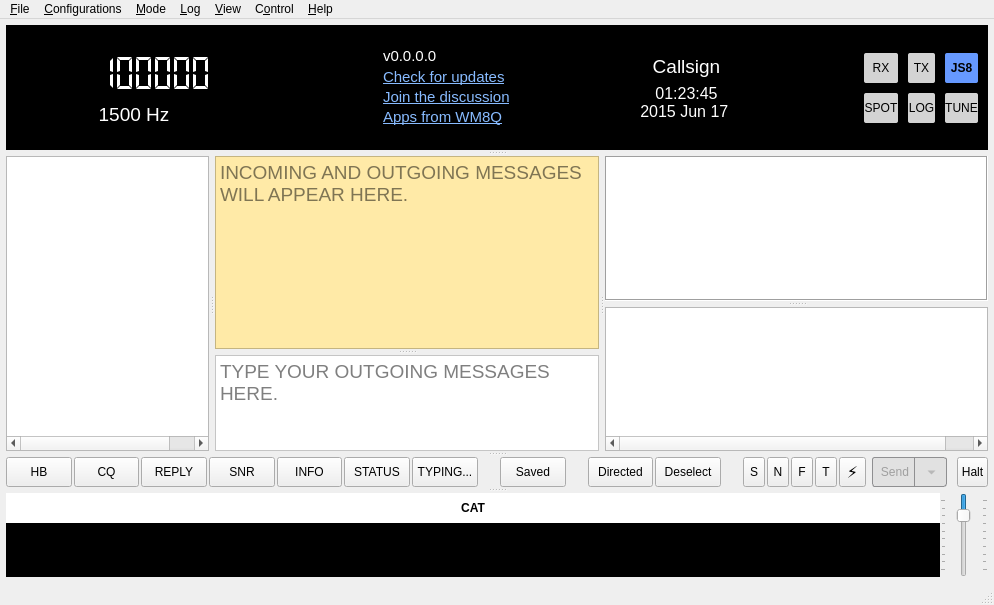
This is JS8_UI/mainwindow.ui in avantol/Subspace-Edition as Qt 5 draws it before an edit. The edited form follows.
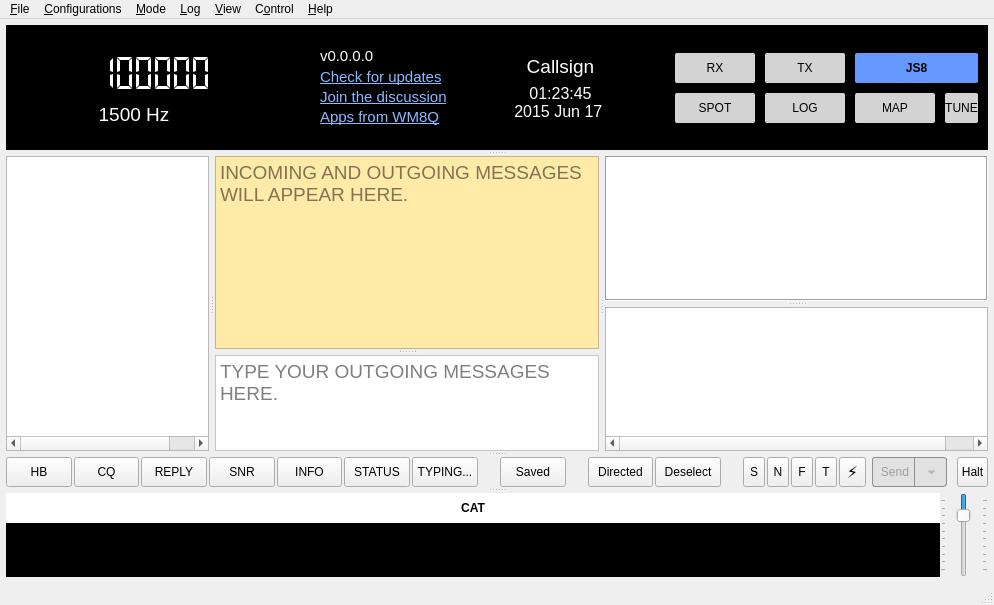
This is the edited form. Icons and pictures are not drawn. Custom widgets are drawn as their Qt base class.

Commit message: Build 491: MAP button, fixed-width button row, restore without checksum

The edit to the form file:
```diff
--- a/JS8_UI/mainwindow.ui
+++ b/JS8_UI/mainwindow.ui
@@ -662,7 +662,7 @@
              <property name="frameShadow">
               <enum>QFrame::Shadow::Plain</enum>
              </property>
-             <layout class="QGridLayout" name="gridLayout_8" rowstretch="1,0,0,1" columnstretch="1,1,1">
+             <layout class="QGridLayout" name="gridLayout_8" rowstretch="1,0,0,1" columnstretch="0,0,0,1">
               <property name="sizeConstraint">
                <enum>QLayout::SizeConstraint::SetMinimumSize</enum>
               </property>
@@ -687,14 +687,14 @@
                  <bool>true</bool>
                 </property>
                 <property name="sizePolicy">
-                 <sizepolicy hsizetype="Preferred" vsizetype="Fixed">
+                 <sizepolicy hsizetype="Fixed" vsizetype="Fixed">
                   <horstretch>0</horstretch>
                   <verstretch>0</verstretch>
                  </sizepolicy>
                 </property>
                 <property name="minimumSize">
                  <size>
-                  <width>0</width>
+                  <width>80</width>
                   <height>30</height>
                  </size>
                 </property>
@@ -752,14 +752,14 @@
                  <bool>true</bool>
                 </property>
                 <property name="sizePolicy">
-                 <sizepolicy hsizetype="Preferred" vsizetype="Fixed">
+                 <sizepolicy hsizetype="Fixed" vsizetype="Fixed">
                   <horstretch>0</horstretch>
                   <verstretch>0</verstretch>
                  </sizepolicy>
                 </property>
                 <property name="minimumSize">
                  <size>
-                  <width>0</width>
+                  <width>80</width>
                   <height>30</height>
                  </size>
                 </property>
@@ -811,14 +811,14 @@
                  <bool>true</bool>
                 </property>
                 <property name="sizePolicy">
-                 <sizepolicy hsizetype="Preferred" vsizetype="Fixed">
+                 <sizepolicy hsizetype="Fixed" vsizetype="Fixed">
                   <horstretch>0</horstretch>
                   <verstretch>0</verstretch>
                  </sizepolicy>
                 </property>
                 <property name="minimumSize">
                  <size>
-                  <width>0</width>
+                  <width>80</width>
                   <height>30</height>
                  </size>
                 </property>
@@ -862,6 +862,62 @@
                </widget>
               </item>
               <item row="2" column="2">
+               <widget class="QPushButton" name="mapButton">
+                <property name="enabled">
+                 <bool>true</bool>
+                </property>
+                <property name="sizePolicy">
+                 <sizepolicy hsizetype="Fixed" vsizetype="Fixed">
+                  <horstretch>0</horstretch>
+                  <verstretch>0</verstretch>
+                 </sizepolicy>
+                </property>
+                <property name="minimumSize">
+                 <size>
+                  <width>80</width>
+                  <height>30</height>
+                 </size>
+                </property>
+                <property name="maximumSize">
+                 <size>
+                  <width>16777215</width>
+                  <height>16777215</height>
+                 </size>
+                </property>
+                <property name="font">
+                 <font>
+                  <pointsize>9</pointsize>
+                  <bold>false</bold>
+                 </font>
+                </property>
+                <property name="visible">
+                 <bool>true</bool>
+                </property>
+                <property name="toolTip">
+                 <string>&lt;html&gt;&lt;head/&gt;&lt;body&gt;&lt;p&gt;Open a map of known stations, option to automatically find a path to any station&lt;/p&gt;&lt;/body&gt;&lt;/html&gt;</string>
+                </property>
+                <property name="styleSheet">
+                 <string notr="true">QPushButton {
+	background-color:lightgray;
+	padding:0.25em 0.25em; font-weight:normal;
+	border-style:solid;
+	border-width:0px;
+	border-radius:2px;
+ }
+
+QPushButton:checked {
+  background-color:#6699ff;
+}</string>
+                </property>
+                <property name="text">
+                 <string>MAP</string>
+                </property>
+                <property name="flat">
+                 <bool>false</bool>
+                </property>
+               </widget>
+              </item>
+              <item row="2" column="3">
                <widget class="QPushButton" name="tuneButton">
                 <property name="enabled">
                  <bool>true</bool>
@@ -917,7 +973,7 @@
                 </property>
                </widget>
               </item>
-              <item row="1" column="2">
+              <item row="1" column="2" colspan="2">
                <widget class="QPushButton" name="modeButton">
                 <property name="enabled">
                  <bool>true</bool>
@@ -978,14 +1034,14 @@
                  <bool>true</bool>
                 </property>
                 <property name="sizePolicy">
-                 <sizepolicy hsizetype="Preferred" vsizetype="Fixed">
+                 <sizepolicy hsizetype="Fixed" vsizetype="Fixed">
                   <horstretch>0</horstretch>
                   <verstretch>0</verstretch>
                  </sizepolicy>
                 </property>
                 <property name="minimumSize">
                  <size>
-                  <width>0</width>
+                  <width>80</width>
                   <height>30</height>
                  </size>
                 </property>
```
Left out of the diff: 2 changed lines with no effect on the pictures. The commit also changes 7 other files.
